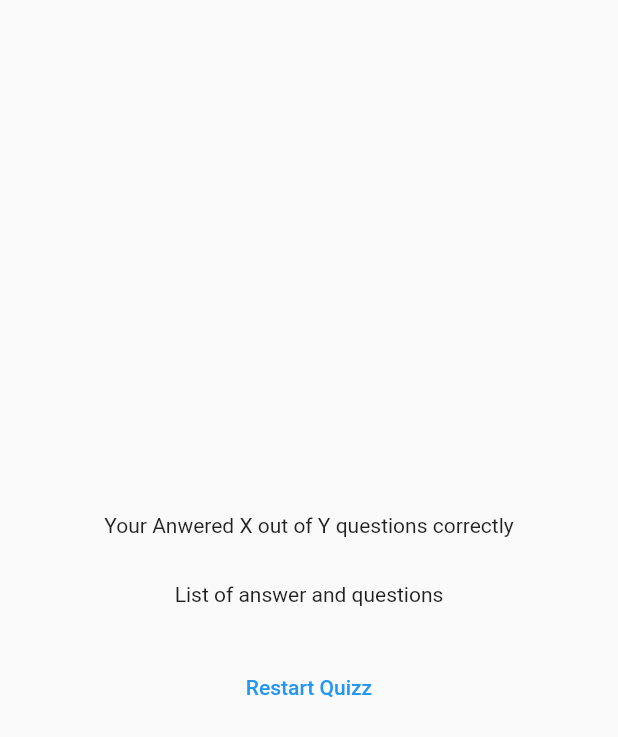
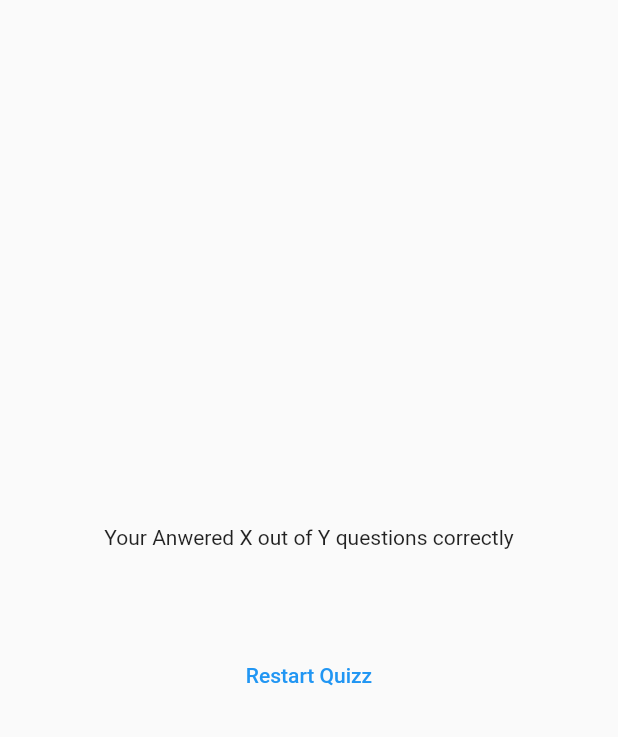
Before and after one commit to mishad01/Flutter-Project, a Flutter app: what resultScreen() shows on an empty page, opened directly with empty values, on a phone screen of 412 x 824 dp. Shown: the top 737 px of the screen. Run offline on Flutter 3.47's test engine with Material 2 defaults, Android fonts, the phone set to English and light mode, and no system bars; our stand-ins replace google_fonts.

Commit message:
result screen fixed

```diff
--- a/quizz_app/lib/resultscreen.dart
+++ b/quizz_app/lib/resultscreen.dart
@@ -1,6 +1,7 @@
 import 'package:flutter/foundation.dart';
 import 'package:flutter/material.dart';
 import 'package:quizz_app/data/questions.dart';
+import 'package:quizz_app/data/questions_summary.dart';
 
 class resultScreen extends StatelessWidget {
   resultScreen({super.key, required this.choosenAnswer});
@@ -37,7 +38,7 @@ class resultScreen extends StatelessWidget {
             const SizedBox(
               height: 30,
             ),
-            const Text('List of answer and questions'),
+            questionsSummary(getsummaryData()),
             const SizedBox(
               height: 30,
             ),
```
Also changed, not shown: quizz_app/lib/data/questions_summary.dart (+10 -0 lines).
